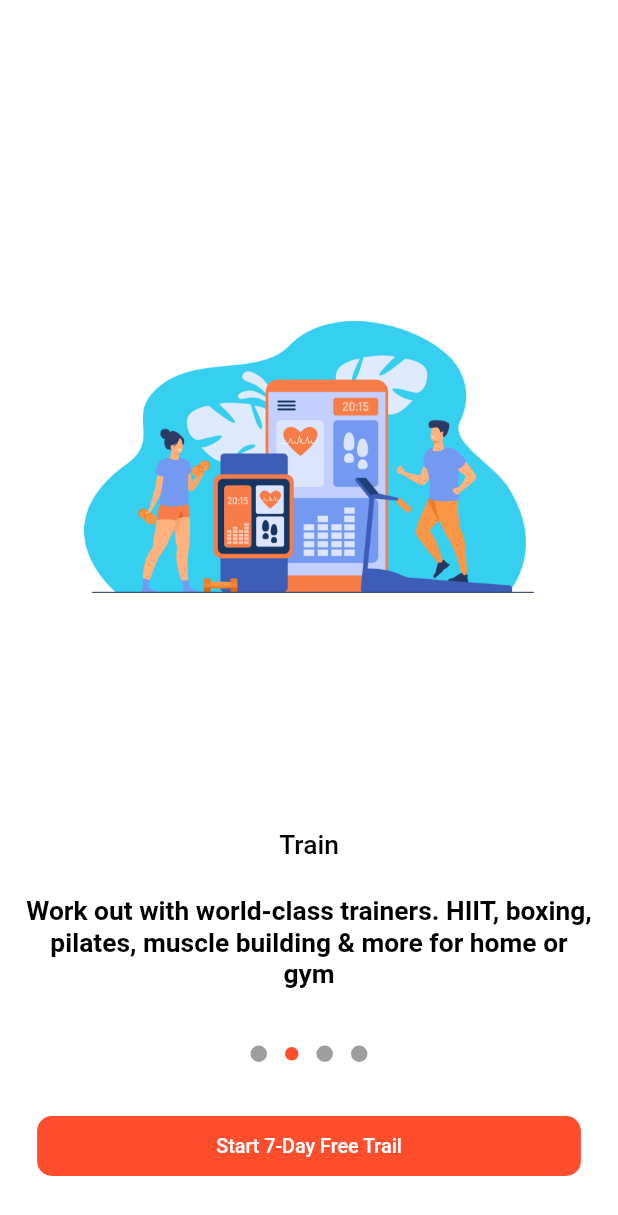
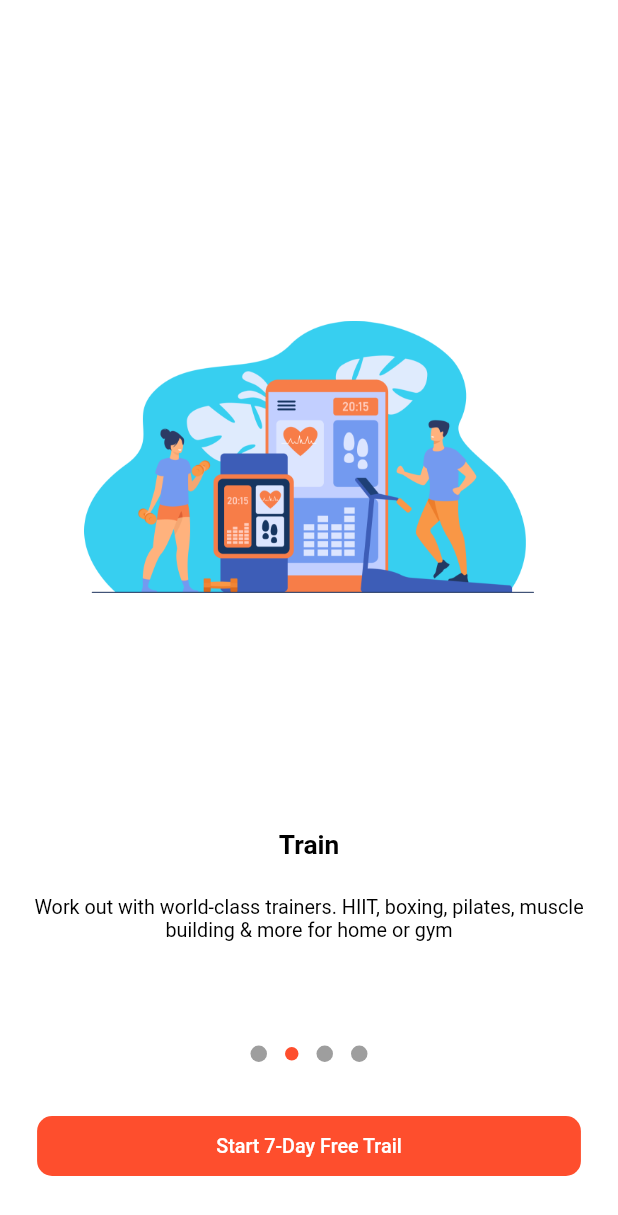
Before and after one commit to ibrahimsm83/Fitopia, a Flutter app: the screen it shows after launch, swiped to page 2, on a phone screen of 412 x 824 dp. Shown: the top 1215 px of the screen. Run offline on Flutter 3.47's test engine with Material 2 defaults, Android fonts, the phone set to English and light mode, and no system bars; drawn by our look-alikes of dots_indicator; our stand-ins replace bloc, easy_localization, equatable, flutter_bloc, flutter_svg, pin_code_fields and 1 more; project files that could hold a hidden picture were left out.

Commit message:
theme implemented by using bloc

```diff
--- a/lib/app/app.dart
+++ b/lib/app/app.dart
@@ -1,6 +1,5 @@
 import 'package:easy_localization/easy_localization.dart';
 import 'package:fitopia/bloc/theme_bloc.dart';
-import 'package:fitopia/bloc/theme_state.dart';
 import 'package:flutter/material.dart';
 import 'package:flutter/services.dart';
 import 'package:flutter_bloc/flutter_bloc.dart';
@@ -28,25 +27,26 @@ class _MyAppState extends State<MyApp> {
   @override
   Widget build(BuildContext context) {
     SystemChrome.setSystemUIOverlayStyle(SystemUiOverlayStyle(
-        statusBarColor: ColorManager.primary,
+        statusBarColor: ColorManager.greyColor,
         statusBarIconBrightness: Brightness.light));
     return ResponsiveSizer(builder: (context, orientation, screenType) {
       return BlocProvider(
-      create: (context) => ChangeThemeBloc(),
-      child: BlocBuilder<ChangeThemeBloc, ChangeThemeState>(
-          builder: (context, state) {
+        create: (context) => ThemeBloc(),
+        child: BlocBuilder<ThemeBloc, ThemeState>(
+            builder: (context, ThemeState themeState) {
           return MaterialApp(
             debugShowCheckedModeBanner: false,
             title: 'Fitopia',
+            theme: themeState.themeData,
             // themeMode: ThemeMode.system,
             // darkTheme: getApplicationTheme(),
             // theme: getApplicationTheme(),
             localizationsDelegates: context.localizationDelegates,
             supportedLocales: context.supportedLocales,
             locale: context.locale,
-        theme: ThemeData(
-            primarySwatch: Colors.blue,
-            unselectedWidgetColor: HexColor.fromHex("#D3D3D3")),
+            // theme: ThemeData(
+            //     primarySwatch: Colors.blue,
+            //     unselectedWidgetColor: HexColor.fromHex("#D3D3D3")),
             darkTheme: ThemeData.dark()
                 .copyWith(primaryColor: Color.fromARGB(255, 85, 56, 54)),
             // ThemeData(
@@ -57,7 +57,6 @@ class _MyAppState extends State<MyApp> {
             initialRoute: Routes.splashRoute,
             onGenerateRoute: RouteGenerator.getRoute,
           );
-
         }),
       );
     });
@@ -66,16 +65,16 @@ class _MyAppState extends State<MyApp> {
   MaterialColor myappColor = const MaterialColor(
     0xFF27B0FF,
     <int, Color>{
-      50: Color(0xFF27B0FF), //10%
-      100: Color(0xFF27B0FF), //20%
-      200: Color(0xFF27B0FF), //30%
-      300: Color(0xFF27B0FF), //40%
-      400: Color(0xFF27B0FF), //50%
-      500: Color(0xFF27B0FF), //60%
-      600: Color(0xFF27B0FF), //70%
-      700: Color(0xFF27B0FF), //80%
-      800: Color(0xFF27B0FF), //90%
-      900: Color(0xFF27B0FF), //100%
+      50: Color(0xFFFE4E2D), //10%
+      100: Color(0xFFFE4E2D), //20%
+      200: Color(0xFFFE4E2D), //30%
+      300: Color(0xFFFE4E2D), //40%
+      400: Color(0xFFFE4E2D), //50%
+      500: Color(0xFFFE4E2D), //60%
+      600: Color(0xFFFE4E2D), //70%
+      700: Color(0xFFFE4E2D), //80%
+      800: Color(0xFFFE4E2D), //90%
+      900: Color(0xFFFE4E2D), //100%
     },
   );
 }
--- a/lib/bloc/theme_bloc.dart
+++ b/lib/bloc/theme_bloc.dart
@@ -1,116 +1,25 @@
-import 'package:fitopia/bloc/theme_state.dart';
+import 'package:bloc/bloc.dart';
+import 'package:equatable/equatable.dart';
+import 'package:fitopia/presentation/resources/app_theme.dart';
 import 'package:flutter/material.dart';
-import 'package:flutter_bloc/flutter_bloc.dart';
+part 'theme_event.dart';
+part 'theme_state.dart';
 
-class CustomMaterialColor {
-  final int r;
-  final int g;
-  final int b;
-
-  CustomMaterialColor(this.r, this.g, this.b);
-
-  MaterialColor get mdColor {
-    Map<int, Color> color = {
-      50: Color.fromRGBO(r, g, b, .1),
-      100: Color.fromRGBO(r, g, b, .2),
-      200: Color.fromRGBO(r, g, b, .3),
-      300: Color.fromRGBO(r, g, b, .4),
-      400: Color.fromRGBO(r, g, b, .5),
-      500: Color.fromRGBO(r, g, b, .6),
-      600: Color.fromRGBO(r, g, b, .7),
-      700: Color.fromRGBO(r, g, b, .8),
-      800: Color.fromRGBO(r, g, b, .9),
-      900: Color.fromRGBO(r, g, b, 1),
-    };
-    return MaterialColor(Color.fromRGBO(r, g, b, 1).value, color);
+class ThemeBloc extends Bloc<ThemeEvent, ThemeState> {
+  ///Super select initialize light theme.
+  ThemeBloc()
+      : super(ThemeState(
+            themeData: AppThemes.appThemeData[AppTheme.lightTheme]!)) {
+    ///"on" always check Event which event come which event not come
+    on<ThemeEvent>((event, emit) {
+      // ignore: unnecessary_type_check
+      if (event is ThemeEvent) {
+        print("Change Theme event calls....");
+        print(event);
+        print(state);
+        emit.call(
+            ThemeState(themeData: AppThemes.appThemeData[event.appTheme]!));
+      }
+    });
   }
 }
-
-abstract class ThemeEvent{
-  ThemeData getTheme();
-  String getName();
-}
-class DarkThemeEvent extends ThemeEvent {
-
-  final ThemeData themeData = ThemeData(
-      colorScheme: ColorScheme(
-        brightness: Brightness.dark,
-        surface: CustomMaterialColor(72,220,182).mdColor,
-        onSurface: Colors.black,
-        // Colors that are not relevant to AppBar in DARK mode:
-        primary: Colors.grey,
-        onPrimary: Colors.black,
-        secondary: Colors.grey,
-        onSecondary: Colors.black,
-        background: Colors.grey,
-        onBackground: Colors.black,
-        error: Colors.grey,
-        onError: Colors.black,
-      )
-  );
-
-  @override
-  String getName() {
-    return "dark";
-  }
-
-  @override
-  ThemeData getTheme() {
-    return themeData;
-  }
-}
-
-class LightThemeEvent extends ThemeEvent {
-
-  final ThemeData themeData = ThemeData(
-      colorScheme: const ColorScheme(
-        brightness: Brightness.light,
-        primary: Color(0xFFE6E3AC),
-        onPrimary: Colors.black,
-        // Colors that are not relevant to AppBar in LIGHT mode:
-        secondary: Color(0xFFE6E3AC),
-        onSecondary: Colors.black,
-        background: Colors.indigo,
-        onBackground: Colors.black,
-        surface: Colors.indigo,
-        onSurface: Colors.black,
-        error: Colors.red,
-        onError: Colors.black,
-      )
-  );
-
-  @override
-  String getName() {
-    return "light";
-  }
-
-  @override
-  ThemeData getTheme() {
-    return themeData;
-  }
-}
-
-class ChangeThemeBloc extends Bloc<ThemeEvent, ChangeThemeState> {
-  ChangeThemeBloc() :
-        super(ChangeThemeState("initial", ThemeData(
-          colorScheme: const ColorScheme(
-            brightness: Brightness.light,
-            primary: Colors.indigo,
-            onPrimary: Colors.black,
-            // Colors that are not relevant to AppBar in LIGHT mode:
-            secondary: Colors.indigo,
-            onSecondary: Colors.black,
-            background: Colors.yellow,
-            onBackground: Colors.black,
-            surface: Colors.yellow,
-            onSurface: Colors.black,
-            error: Colors.red,
-            onError: Colors.black,
-          )
-        ))){
-    on<DarkThemeEvent>((event, emit) => emit(ChangeThemeState(event.getName(), event.getTheme())));
-    on<LightThemeEvent>((event, emit) => emit(ChangeThemeState(event.getName(), event.getTheme())));
-
-  }
-
-}
--- /dev/null
+++ b/lib/bloc/theme_event.dart
@@ -0,0 +1,20 @@
+part of 'theme_bloc.dart';
+
+// abstract class ThemeEvent extends Equatable {
+//   const ThemeEvent();
+// }
+
+// class ThemeChanged extends ThemeEvent {
+//   final AppTheme apptheme;
+
+//   ThemeChanged({required this.apptheme});
+//   @override
+//   List<Object?> get props => [apptheme];
+// }
+
+class ThemeEvent {
+  final AppTheme appTheme;
+  ThemeEvent({required this.appTheme});
+
+
+}
--- a/lib/bloc/theme_state.dart
+++ b/lib/bloc/theme_state.dart
@@ -1,8 +1,16 @@
-import 'package:flutter/material.dart';
+part of 'theme_bloc.dart';
 
-class ChangeThemeState {
-  String name;
-  ThemeData changeTheme;
+// class ThemeState extends Equatable {
+//   //final string value;
+//   final ThemeData themeData;
 
-  ChangeThemeState(this.name, this.changeTheme);
+//   const ThemeState({required this.themeData /*this.value*/});
+
+//   @override
+//   List<Object?> get props => [themeData]; //[value];
+// }
+
+class ThemeState {
+  final ThemeData themeData;
+  ThemeState({required this.themeData});
 }
--- a/lib/presentation/introduction/introduction_screen.dart
+++ b/lib/presentation/introduction/introduction_screen.dart
@@ -30,6 +30,7 @@ class _IntroductionPageState extends State<IntroductionPage> {
   @override
   Widget build(BuildContext context) {
     return Scaffold(
+      backgroundColor: Theme.of(context).scaffoldBackgroundColor,
       body: Stack(
         children: [
           PageView(
--- /dev/null
+++ b/lib/presentation/resources/app_theme.dart
@@ -0,0 +1,60 @@
+import 'package:fitopia/presentation/resources/index_manager.dart';
+import 'package:flutter/material.dart';class AppThemes {
+  static final appThemeData = {
+    AppTheme.lightTheme: ThemeData(
+      scaffoldBackgroundColor: Colors.white,
+      primarySwatch: Colors.blue,
+      backgroundColor: Colors.white,
+      textTheme: TextTheme(
+        bodyText1: TextStyle(
+          color: Colors.black,
+        ),
+      ),
+    ),
+    AppTheme.darkTheme: ThemeData(
+      scaffoldBackgroundColor: ColorManager.primarydarkColor,
+      primarySwatch: Colors.teal,
+      backgroundColor: Colors.black,
+      textTheme: TextTheme(
+        bodyText1: TextStyle(
+          color: Colors.white,
+        ),
+      ),
+    )
+  };
+}enum AppTheme {
+  lightTheme,
+  darkTheme,
+}
+
+
+// import 'package:fitopia/presentation/resources/index_manager.dart';
+// import 'package:flutter/material.dart';
+
+// enum AppTheme { LightTheme, DarkTheme }
+
+//  final static  appThemeData = {
+
+// //
+//   AppTheme.LightTheme: ThemeData(
+//     brightness: Brightness.light,
+//     primaryColor: Colors.white,
+//     secondaryHeaderColor: Colors.black,
+//     backgroundColor: ColorManager.whiteColor,
+//     scaffoldBackgroundColor: ColorManager.whiteColor,
+//     textTheme: TextTheme(
+//       bodyText1: TextStyle(color: Colors.white),
+//     ),
+//   ),
+
+//   AppTheme.DarkTheme: ThemeData(
+//     brightness: Brightness.dark,
+//     // primaryColor: Colors.black54,
+//     secondaryHeaderColor: Colors.white,
+//     backgroundColor: ColorManager.blackColor,
+//     scaffoldBackgroundColor: ColorManager.blackColor,
+//     textTheme: TextTheme(
+//       bodyText1: TextStyle(color: Colors.white),
+//     ),
+//   ),
+// };
--- a/lib/presentation/resources/color_manager.dart
+++ b/lib/presentation/resources/color_manager.dart
@@ -10,7 +10,7 @@ class ColorManager {
 
 //------------------------------------darkThemeColor---------
 
-  static Color primarydarkColor = HexColor.fromHex("#535C73");
+  static Color primarydarkColor = HexColor.fromHex("#242A38");
   // new colors
   static Color darkPrimary = HexColor.fromHex("#d17d11");
   static Color whiteColor = Colors.white;
--- a/lib/presentation/splash/splash_screen.dart
+++ b/lib/presentation/splash/splash_screen.dart
@@ -41,8 +41,8 @@ class _SplashScreenState extends State<SplashScreen> {
           child: Image.asset(
             ImageAssets.appPngLogo,
             //appLogo,
-            height: 200,
-            width: 200,
+            height: 150,
+            width: 150,
           ),
         ),
       ));
--- a/lib/widgets/introduction_screen.dart
+++ b/lib/widgets/introduction_screen.dart
@@ -48,8 +48,9 @@ class _IndroductionPageState extends State<IndroductionPage> {
             child: Text(
               widget.title ?? "",
               textAlign: TextAlign.center,
-              style: getmediumStyle(
-                  color: ColorManager.blackColor, fontSize: AppSize.s16.mv),
+              style: getboldStyle(
+                  color: Theme.of(context).textTheme.bodyText1!.color!,
+                  fontSize: AppSize.s16.mv),
             ),
           ),
           // SizedBox(height: 10.h),
@@ -58,8 +59,9 @@ class _IndroductionPageState extends State<IndroductionPage> {
             child: Text(
               widget.description!,
               textAlign: TextAlign.center,
-              style: getboldStyle(
-                  color: ColorManager.blackColor, fontSize: AppSize.s16.mv),
+              style: getRegularStyle(
+                  color: Theme.of(context).textTheme.bodyText1!.color!,
+                  fontSize: AppSize.s12.mv),
             ),
           ),
           //SizedBox(height: sizeheight(context) / 9),
--- a/pubspec.yaml
+++ b/pubspec.yaml
@@ -44,7 +44,7 @@ dependencies:
   easy_localization: ^3.0.1
   custom_radio_grouped_button: ^2.1.2+2
   flutter_bloc: ^8.1.2
-  bloc: ^8.1.1
+  equatable: ^2.0.5
 
 dev_dependencies:
   flutter_test:
```
Also changed, not shown: lib/presentation/language_selection/language_select_screen.dart (+65 -17 lines), lib/presentation/onboarding/onboarding1_screen.dart (+67 -44 lines), pubspec.lock. Lines whose indentation alone changed are shown as unchanged.
